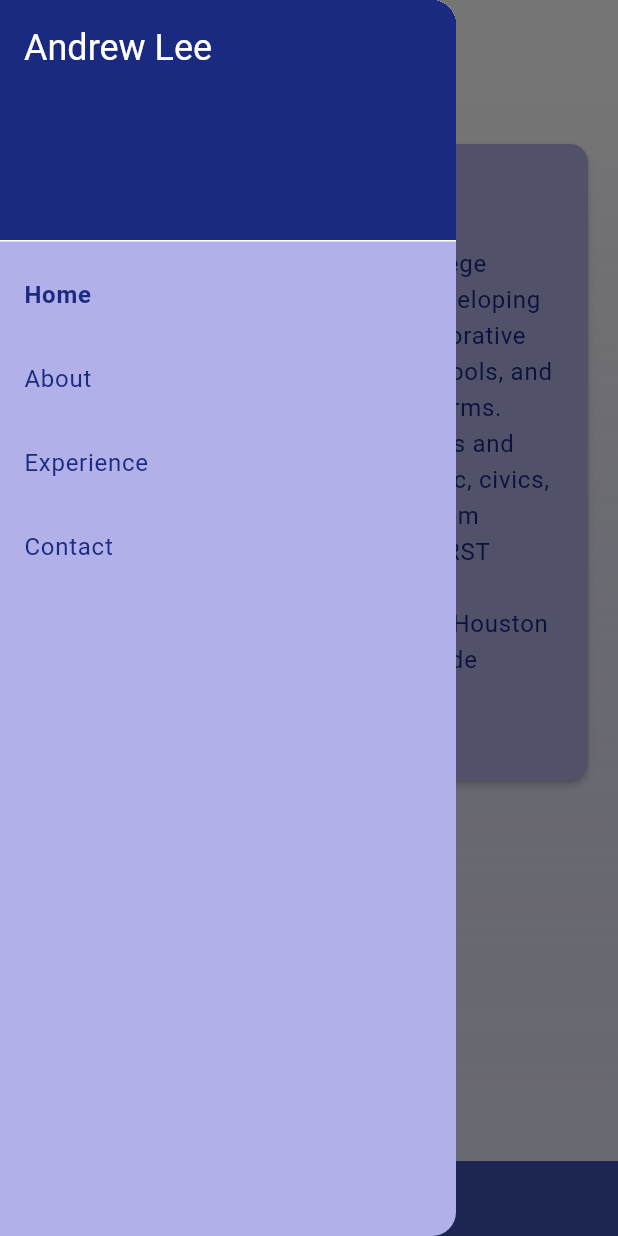
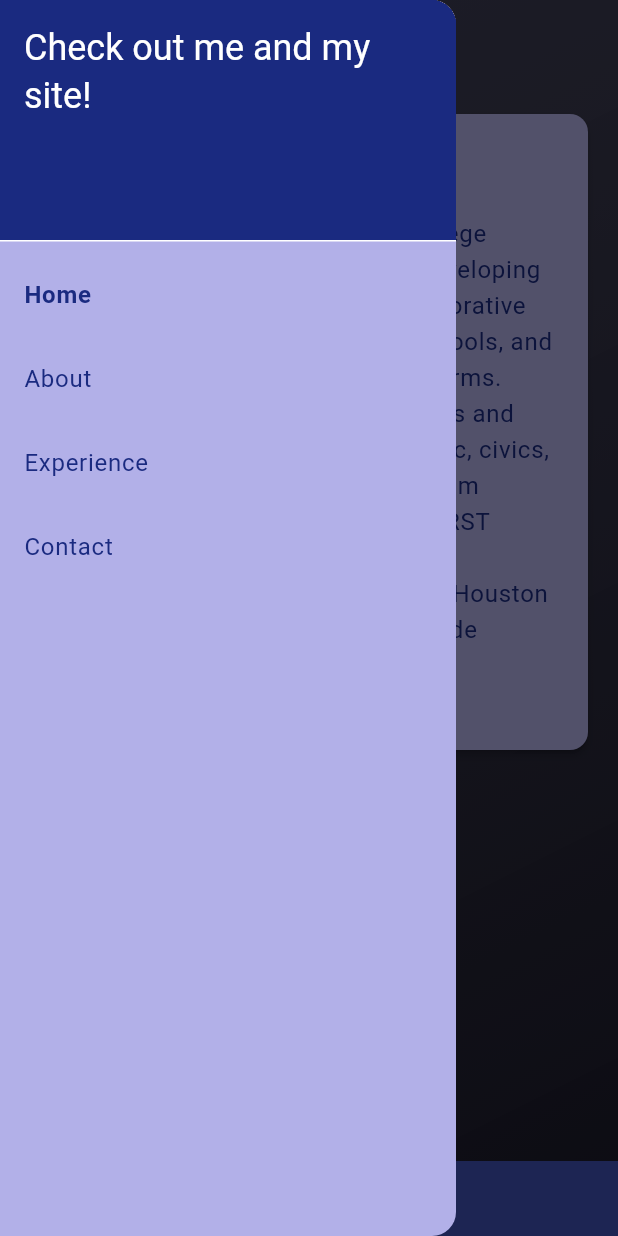
Before and after one commit to TaisharTexas/AndrewSite, a Flutter app: the screen it shows after launch, with the side drawer open, on a phone screen of 412 x 824 dp. Run offline on Flutter 3.47's test engine with Material 3 defaults, Android fonts, the phone set to English and light mode, and no system bars.

Commit message:
Added custom fonts and worked more on home page

```diff
--- a/MySite/lib/app.dart
+++ b/MySite/lib/app.dart
@@ -61,6 +61,7 @@ class MainScaffold extends StatelessWidget {
     if (isMobile) {
       // Mobile: footer flows with content
       return Scaffold(
+        extendBodyBehindAppBar: true,
         backgroundColor: Colors.transparent,
         appBar: PreferredSize(
           preferredSize: const Size.fromHeight(60),
@@ -73,19 +74,10 @@ class MainScaffold extends StatelessWidget {
             },
           ),
         ),
-        body: Container(
-          decoration: BoxDecoration(
-            gradient: LinearGradient(
-              colors: [
-                AppColors.background,
-                AppColors.surface.withOpacity(0.3),
-              ],
-              begin: Alignment.topCenter,
-              end: Alignment.bottomCenter,
-            ),
-          ),
-          child: Column(
+        body: gradientWrapper(
+          Column(
             children: [
+              SizedBox(height: 40),
               Expanded(child: child), // main content
               const Footer(),         // footer at bottom of scrollable content
             ],
@@ -105,7 +97,7 @@ class MainScaffold extends StatelessWidget {
                 DrawerHeader(
                   decoration: BoxDecoration(color: Theme.of(context).colorScheme.primary),
                   child: Text(
-                    'Andrew Lee',
+                    'Check out me and my site!',
                     style: Theme.of(context).textTheme.headlineSmall?.copyWith(
                       color: Theme.of(context).colorScheme.onPrimary,
                     ),
--- a/MySite/lib/pages/home_page.dart
+++ b/MySite/lib/pages/home_page.dart
@@ -23,21 +23,102 @@ class HomePage extends StatelessWidget {
         child: Center(
           child: ConstrainedBox(
             constraints: const BoxConstraints(maxWidth: 1100),
-            child: Row(
-              crossAxisAlignment: CrossAxisAlignment.start,
-              children: const [
-                Expanded(
-                  child: SectionContainer(
-                    title: "Hi, I'm Andrew",
-                    content:
-                    "Bright, motivated, responsible college student with strong experience developing and deploying software in a collaborative environment, designing with CAD tools, and integrating on FIRST robotic platforms. Taught introduction to Java classes and tutored algebra. Excellent academic, civics, and community service record. Team member and mentor for several FIRST Robotics teams. Currently studying Computer Science at University of Houston (set to graduate Fall ’25).Will provide solutions and finish projects in a professional and urgent manner.",
+            child: LayoutBuilder(
+              builder: (context, constraints) {
+                // Calculate responsive height
+                double stackHeight = constraints.maxWidth < 768
+                    ? 300 // Smaller height for smaller screens
+                    : constraints.maxWidth * 0.5; // 40% of container width for desktop
+
+                return SizedBox(
+                  height: stackHeight,
+                  child: Stack(
+                    children: [
+                      // Left image - 50% of container width
+                      Positioned(
+                        left: 0,
+                        top: 0,
+                        child: Container(
+                          width: constraints.maxWidth * 0.5,
+                          height: stackHeight,
+                          child: Image.asset(
+                            'assets/images/pfp.jpeg',
+                            fit: BoxFit.cover,
+                            alignment: Alignment.topCenter,
+                          ),
+                        ),
+                      ),
+                      // Right content block - 60% of container width
+                      Positioned(
+                        right: 0,
+                        top: 0,
+                        child: Container(
+                          width: constraints.maxWidth * 0.6,
+                          child: const SectionContainer(
+                            title: "Hi, I'm Andrew",
+                            content:
+                            "Bright, motivated, responsible college student with strong experience developing and deploying software in a collaborative environment, designing with CAD tools, and integrating on FIRST robotic platforms. Taught introduction to Java classes and tutored algebra. Excellent academic, civics, and community service record. Team member and mentor for several FIRST Robotics teams. Currently studying Computer Science at University of Houston (set to graduate Fall â€™25).Will provide solutions and finish projects in a professional and urgent manner.",
+                          ),
+                        ),
+                      ),
+                    ],
                   ),
-                ),
-              ],
+                );
+              },
             ),
           ),
         ),
       ),
+      // desktop: SingleChildScrollView(
+      //   padding: const EdgeInsets.symmetric(horizontal: 20, vertical: 24),
+      //   child: Center(
+      //     child: ConstrainedBox(
+      //       constraints: const BoxConstraints(maxWidth: 1100),
+      //       child: Stack(
+      //         children: [
+      //           // Left image - 50% width from left
+      //           Positioned(
+      //             left: 0,
+      //             top: 0,
+      //             child: Container(
+      //               width: MediaQuery.of(context).size.width * 0.5, // 50% of screen width
+      //               height: 400, // Adjust height as needed
+      //               child: Image.asset(
+      //                 'assets/images/pfp.jpeg', // Replace with your image path
+      //                 fit: BoxFit.cover,
+      //               ),
+      //             ),
+      //           ),
+      //           // Right content block - 60% width from right
+      //           Positioned(
+      //             right: 0,
+      //             top: 0,
+      //             child: Container(
+      //               width: MediaQuery.of(context).size.width * 0.6, // 60% of screen width
+      //               child: const SectionContainer(
+      //                 title: "Hi, I'm Andrew",
+      //                 content:
+      //                 "Bright, motivated, responsible college student with strong experience developing and deploying software in a collaborative environment, designing with CAD tools, and integrating on FIRST robotic platforms. Taught introduction to Java classes and tutored algebra. Excellent academic, civics, and community service record. Team member and mentor for several FIRST Robotics teams. Currently studying Computer Science at University of Houston (set to graduate Fall â€™25).Will provide solutions and finish projects in a professional and urgent manner.",
+      //               ),
+      //             ),
+      //           ),
+      //         ],
+      //       ),
+      //       // child: Row(
+      //       //   crossAxisAlignment: CrossAxisAlignment.start,
+      //       //   children: const [
+      //       //     Expanded(
+      //       //       child: SectionContainer(
+      //       //         title: "Hi, I'm Andrew",
+      //       //         content:
+      //       //         "Bright, motivated, responsible college student with strong experience developing and deploying software in a collaborative environment, designing with CAD tools, and integrating on FIRST robotic platforms. Taught introduction to Java classes and tutored algebra. Excellent academic, civics, and community service record. Team member and mentor for several FIRST Robotics teams. Currently studying Computer Science at University of Houston (set to graduate Fall ’25).Will provide solutions and finish projects in a professional and urgent manner.",
+      //       //       ),
+      //       //     ),
+      //       //   ],
+      //       // ),
+      //     ),
+      //   ),
+      // ),
     );
   }
 }
--- a/MySite/lib/theme/app_theme.dart
+++ b/MySite/lib/theme/app_theme.dart
@@ -21,6 +21,13 @@ class AppColors {
   static const Color error = Color(0xFFDC2626);       // Red
   static const Color warning = Color(0xFFF59E0B);     // Orange
   static const Color success = Color(0xFF10B981);     // Green
+
+  static const TextStyle headerBlock = TextStyle(
+    color: textPrimaryDark,
+    fontWeight: FontWeight.bold,
+    fontSize: 28,
+    fontFamily: 'Antonio',
+  );
 }
 
 class AppTheme {
@@ -44,6 +51,12 @@ class AppTheme {
         headlineMedium: TextStyle(color: AppColors.textPrimaryDark),
         bodyLarge: TextStyle(color: AppColors.textSecondary),
         bodyMedium: TextStyle(color: AppColors.textSecondary),
+        // headerBlcok: TextStyle(
+        //   color: AppColors.textPrimaryDark,
+        //   fontWeight: FontWeight.bold,
+        //   fontSize: 32,
+        //   fontFamily: 'Antonio', // Replace with your font name
+        // ),
       ),
       appBarTheme: const AppBarTheme(
         backgroundColor: Colors.transparent,
--- a/MySite/lib/widgets/navbar.dart
+++ b/MySite/lib/widgets/navbar.dart
@@ -50,10 +50,10 @@ class Navbar extends StatelessWidget {
                 height: 100,
                 color: Colors.black,
                 alignment: Alignment.centerLeft,
-                padding: const EdgeInsets.only(left: 20),
-                child: const Text(
+                padding: const EdgeInsets.only(left: 40),
+                child: Text(
                   "Andrew Lee",
-                  style: TextStyle(color: Colors.white),
+                  style: AppColors.headerBlock.copyWith(color: Colors.white),
                 ),
               ),
             ),
```
Also changed, not shown: MySite/pubspec.yaml (+21 -0 lines), MySite/assets/fonts/Antonio-Bold.ttf (added), MySite/assets/fonts/Antonio-ExtraLight.ttf (added), MySite/assets/fonts/Antonio-Light.ttf (added), MySite/assets/fonts/Antonio-Medium.ttf (added), MySite/assets/fonts/Antonio-Regular.ttf (added), MySite/assets/fonts/Antonio-SemiBold.ttf (added), MySite/assets/fonts/Antonio-Thin.ttf (added), MySite/assets/fonts/LeagueGothic-Regular.ttf (added), MySite/assets/fonts/LeagueGothic_Condensed-Regular.ttf (added), MySite/assets/fonts/LeagueGothic_SemiCondensed-Regular.ttf (added), MySite/assets/images/pfp.jpeg (added).
